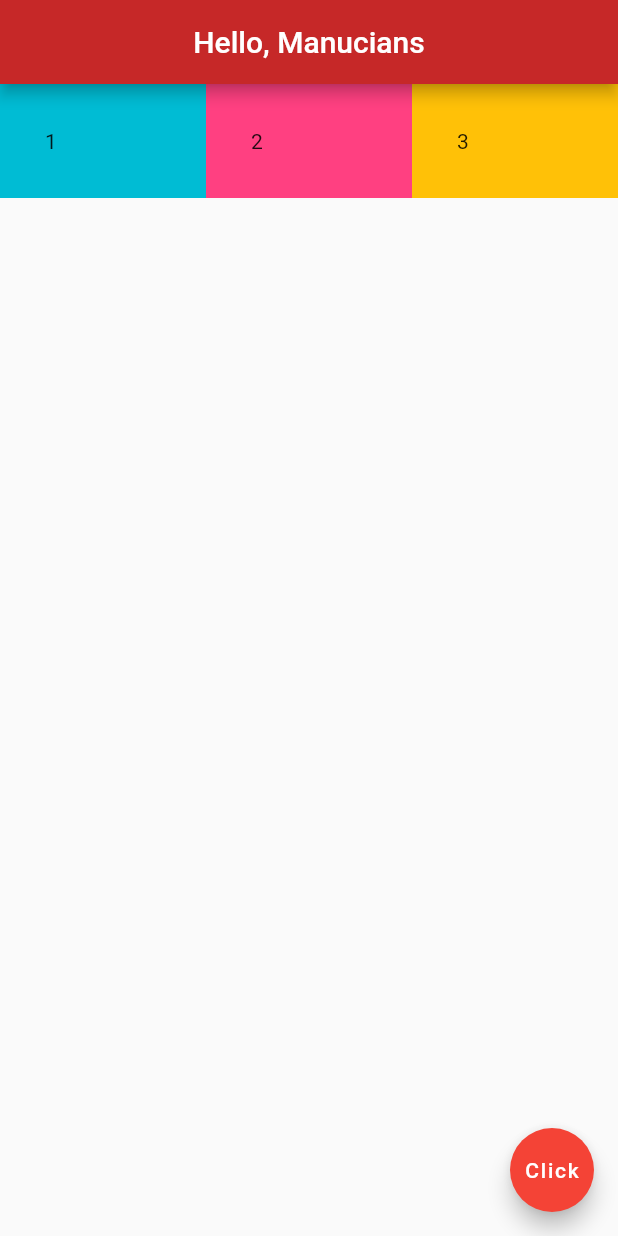
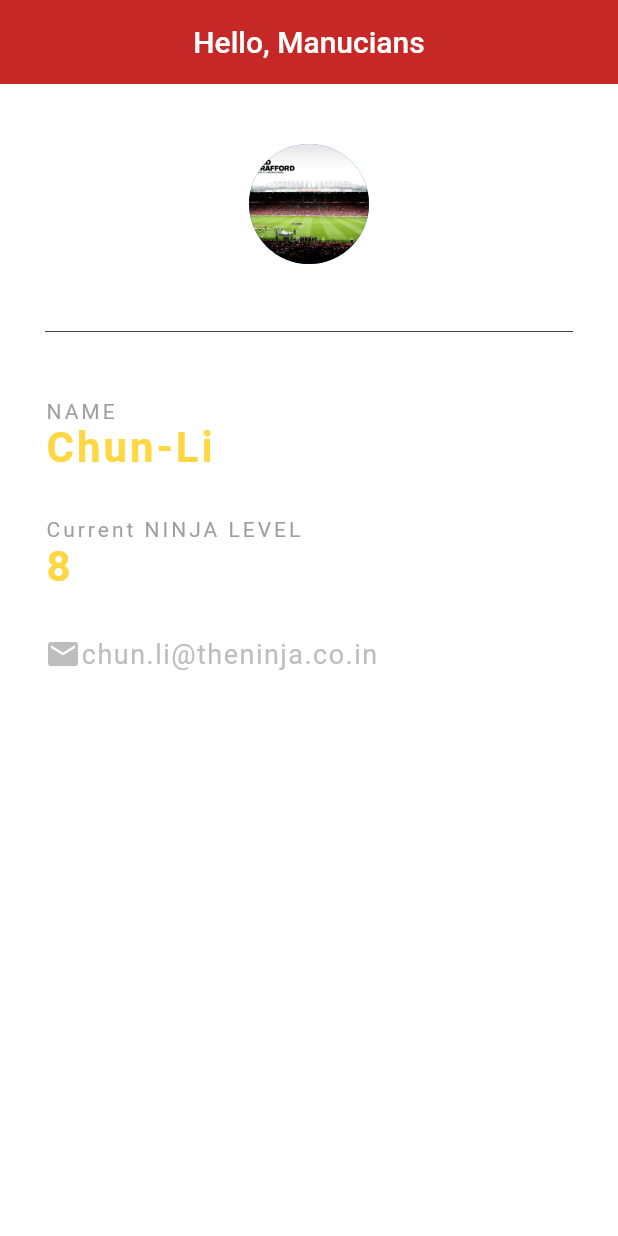
Before and after one commit to aks14075032/Flutter_App, a Flutter app: the screen it shows after launch, on a phone screen of 412 x 824 dp. Run offline on Flutter 3.47's test engine with Material 2 defaults, Android fonts, the light colour scheme and no system bars.

Commit message:
"Flutter App : Basic ID card app"

```diff
--- a/lib/main.dart
+++ b/lib/main.dart
@@ -1,50 +1,88 @@
 import 'package:flutter/material.dart';
 
-void main() {
-  runApp(MaterialApp(
+void main() => runApp(MaterialApp(
   home: Home()
 ));
-}
+
 
 class Home extends StatelessWidget {
   @override
   Widget build(BuildContext context) {
     return Scaffold(
+      backgroundColor: Colors.white,
       appBar: AppBar(
         title: Text('Hello, Manucians'),
         centerTitle: true,
         backgroundColor: Colors.red[800],
+        elevation: 0.0,
       ),
-      body: Row(
-        mainAxisAlignment: MainAxisAlignment.spaceEvenly,
+      body: Padding(
+        padding: EdgeInsets.fromLTRB(30.0, 40.0, 30.0, 0.0),
+        child: Column(
+          crossAxisAlignment: CrossAxisAlignment.start,
           children: <Widget>[
-          Expanded(
-            child: Container(
-              padding: EdgeInsets.all(30.0),
-              color: Colors.cyan,
-              child: Text('1'),
+            Center(
+              child: CircleAvatar(
+                backgroundImage: AssetImage('assets/OT-1.jpg'),
+                radius: 40.0,
               ),
             ),
-          Expanded(
-            child: Container(
-              padding: EdgeInsets.all(30.0),
-              color: Colors.pinkAccent,
-              child: Text('2'),
+            Divider(
+              height: 90.0,
+              color: Colors.grey[800],
             ),
+            Text(
+             'NAME',
+              style: TextStyle(
+                color: Colors.grey,
+                letterSpacing: 2.0,
+              )
             ),
-          Expanded(
-            child: Container(
-              padding: EdgeInsets.all(30.0),
-              color: Colors.amber,
-              child: Text('3'),
+            Text(
+                'Chun-Li',
+                style: TextStyle(
+                  color: Colors.amberAccent[200],
+                  letterSpacing: 2.0,
+                  fontSize: 28.0,
+                  fontWeight: FontWeight.bold,
+                )
+            ),
+            SizedBox(height: 30.0),
+            Text(
+              'Current NINJA LEVEL',
+              style: TextStyle(
+                color: Colors.grey,
+                letterSpacing: 2.0,
+              )
+            ),
+            Text(
+              '8',
+              style: TextStyle(
+                color: Colors.amberAccent[200],
+                letterSpacing: 2.0,
+                fontSize: 28.0,
+                fontWeight: FontWeight.bold,
+              )
+            ),
+            SizedBox(height: 30.0),
+            Row(
+              children: <Widget>[
+                Icon(
+                  Icons.email,
+                  color: Colors.grey[400],
+                ),
+                Text(
+                  'chun.li@theninja.co.in',
+                  style:TextStyle(
+                    color: Colors.grey[400],
+                    fontSize: 18.0,
+                    letterSpacing: 1.0,
                   ),
                 ),
               ],
             ),
-      floatingActionButton: FloatingActionButton(
-        onPressed: () {  },
-        child: Text('Click'),
-        backgroundColor: Colors.red,
+          ],
+        ),
       ),
     );
   }
```
Lines whose indentation alone changed are shown as unchanged.
